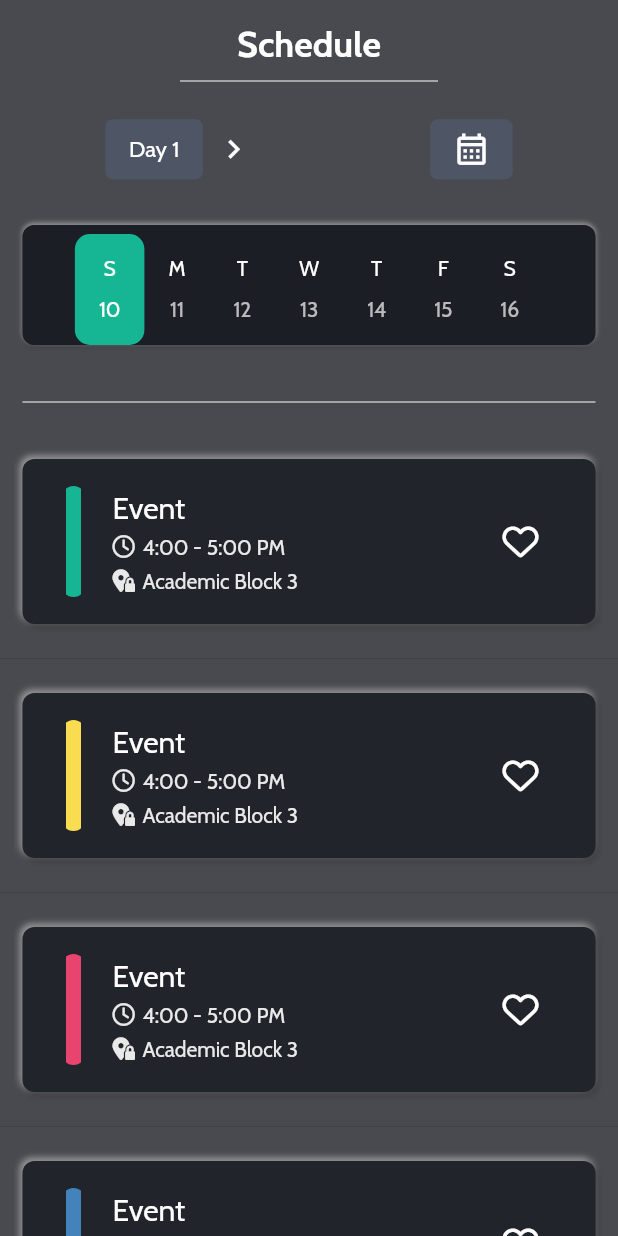
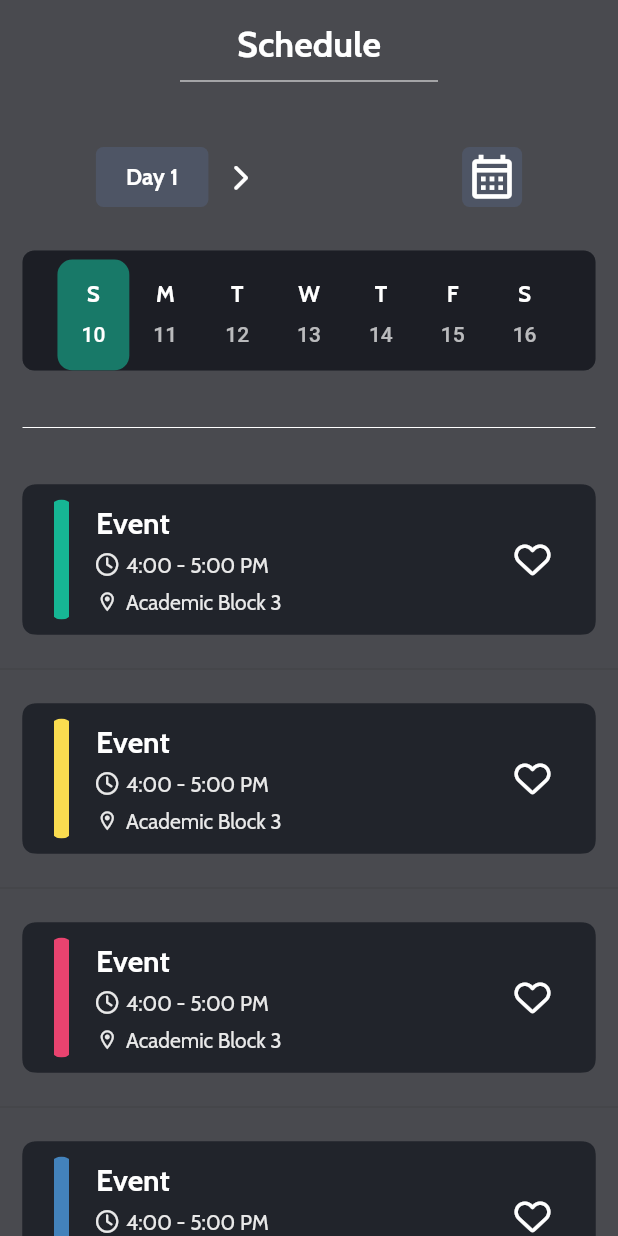
Before and after one commit to geekyprawins/Revels-22-AppDev-Tasks, a Flutter app: the screen it shows after launch, on a phone screen of 412 x 824 dp. Run offline on Flutter 3.47's test engine with Material 2 defaults, Android fonts, the phone set to English and light mode, and no system bars; drawn by our look-alikes of flutter_neumorphic; our stand-ins replace flutter_lorem, font_awesome_flutter, google_fonts.

Commit message:
changes made

```diff
--- a/schedule_screen/lib/event_tile.dart
+++ b/schedule_screen/lib/event_tile.dart
@@ -1,5 +1,6 @@
 import 'package:flutter_neumorphic/flutter_neumorphic.dart';
 import 'package:font_awesome_flutter/font_awesome_flutter.dart';
+import 'package:google_fonts/google_fonts.dart';
 
 class EventTile extends StatefulWidget {
   const EventTile({Key? key, required this.colorIndex}) : super(key: key);
@@ -36,7 +37,7 @@ class _EventTileState extends State<EventTile> {
   Widget build(BuildContext context) {
     return Container(
       width: MediaQuery.of(context).size.width * 0.85,
-      height: 110,
+      height: 100,
       decoration: const BoxDecoration(
         borderRadius: BorderRadius.all(
           Radius.circular(
@@ -48,8 +49,6 @@ class _EventTileState extends State<EventTile> {
       child: NeumorphicButton(
         pressed: isPressed,
         onPressed: press,
-        child: Padding(
-          padding: const EdgeInsets.all(8.0),
         child: Row(
           mainAxisAlignment: MainAxisAlignment.spaceBetween,
           children: [
@@ -68,53 +67,60 @@ class _EventTileState extends State<EventTile> {
                   ),
                 ),
                 const SizedBox(
-                    width: 18,
+                  width: 15,
                 ),
                 Column(
                   mainAxisAlignment: MainAxisAlignment.spaceAround,
                   crossAxisAlignment: CrossAxisAlignment.start,
                   children: [
-                      const Text(
+                    Text(
                       "Event",
-                        style: TextStyle(
+                      style: GoogleFonts.cabin(
+                        textStyle: const TextStyle(
                           color: Colors.white,
                           fontSize: 20,
+                          fontWeight: FontWeight.bold,
+                        ),
                       ),
                     ),
                     Row(
-                        children: const [
-                          FaIcon(
+                      children: [
+                        const FaIcon(
                           FontAwesomeIcons.clock,
                           color: Color(0xFFE9E9E9),
                           size: 15,
                         ),
-                          SizedBox(
+                        const SizedBox(
                           width: 5,
                         ),
                         Text(
                           "4:00 - 5:00 PM",
-                            style: TextStyle(
+                          style: GoogleFonts.cabin(
+                            textStyle: const TextStyle(
                               color: Color(0xFFE9E9E9),
                               fontSize: 14,
+                            ),
                           ),
                         ),
                       ],
                     ),
                     Row(
-                        children: const [
-                          FaIcon(
-                            FontAwesomeIcons.locationPinLock,
+                      children: [
+                        const FaIcon(
+                          Icons.location_on_outlined,
                           color: Color(0xFFE9E9E9),
                           size: 15,
                         ),
-                          SizedBox(
+                        const SizedBox(
                           width: 5,
                         ),
                         Text(
                           "Academic Block 3",
-                            style: TextStyle(
+                          style: GoogleFonts.cabin(
+                            textStyle: const TextStyle(
                               color: Color(0xFFE9E9E9),
                               fontSize: 14,
+                            ),
                           ),
                         ),
                       ],
@@ -137,10 +143,9 @@ class _EventTileState extends State<EventTile> {
             ),
           ],
         ),
-        ),
         style: const NeumorphicStyle(
-          intensity: 0.5,
-          depth: 3,
+          intensity: 0,
+          depth: 1,
           color: Color(0xFF21242B),
           lightSource: LightSource.topLeft,
         ),
--- a/schedule_screen/lib/main.dart
+++ b/schedule_screen/lib/main.dart
@@ -16,7 +16,7 @@ class MyApp extends StatelessWidget {
       title: 'Schedule',
       home: const ScheduleScreen(),
       theme: ThemeData(
-        fontFamily: "Cabin",
+        // fontFamily: "Cabin",
         splashColor: const Color(0xFF576075),
       ),
     );
--- a/schedule_screen/lib/schedule_screen.dart
+++ b/schedule_screen/lib/schedule_screen.dart
@@ -1,4 +1,6 @@
 import 'package:flutter_neumorphic/flutter_neumorphic.dart';
+import 'package:font_awesome_flutter/font_awesome_flutter.dart';
+import 'package:google_fonts/google_fonts.dart';
 
 import 'events_list.dart';
 
@@ -23,18 +25,20 @@ class _ScheduleScreenState extends State<ScheduleScreen> {
           child: SafeArea(
             child: Column(
               children: [
-                const Padding(
-                  padding: EdgeInsets.only(
+                Padding(
+                  padding: const EdgeInsets.only(
                     left: 15.0,
                     top: 15.0,
                     right: 15.0,
                   ),
                   child: Text(
                     "Schedule",
-                    style: TextStyle(
+                    style: GoogleFonts.cabin(
+                      textStyle: const TextStyle(
                         fontWeight: FontWeight.w700,
                         fontSize: 24,
                         color: Colors.white,
+                      ),
                     ),
                   ),
                 ),
@@ -45,19 +49,26 @@ class _ScheduleScreenState extends State<ScheduleScreen> {
                   height: 20,
                 ),
                 Padding(
-                  padding: const EdgeInsets.all(15.0),
+                  padding: const EdgeInsets.only(
+                    top: 30,
+                    bottom: 10,
+                  ),
                   child: Row(
                     mainAxisAlignment: MainAxisAlignment.spaceAround,
                     children: [
                       Row(
+                        mainAxisAlignment: MainAxisAlignment.spaceEvenly,
                         children: [
                           Container(
-                            child: const Center(
+                            child: Center(
                               child: Text(
                                 "Day 1",
-                                style: TextStyle(
+                                style: GoogleFonts.cabin(
+                                  textStyle: const TextStyle(
                                     color: Colors.white,
                                     fontSize: 15,
+                                    fontWeight: FontWeight.bold,
+                                  ),
                                 ),
                               ),
                             ),
@@ -67,15 +78,15 @@ class _ScheduleScreenState extends State<ScheduleScreen> {
                                 Radius.circular(5),
                               ),
                             ),
-                            width: 65,
+                            width: 75,
                             height: 40,
                           ),
                           const Padding(
-                            padding: EdgeInsets.all(8.0),
-                            child: Icon(
-                              Icons.chevron_right,
+                            padding: EdgeInsets.all(15.0),
+                            child: FaIcon(
+                              FontAwesomeIcons.chevronRight,
                               color: Colors.white,
-                              size: 25,
+                              size: 18,
                             ),
                           ),
                         ],
@@ -91,10 +102,10 @@ class _ScheduleScreenState extends State<ScheduleScreen> {
                           child: Icon(
                             Icons.calendar_month_outlined,
                             color: Colors.white,
-                            size: 25,
+                            size: 35,
                           ),
                         ),
-                        width: 55,
+                        width: 40,
                         height: 40,
                       ),
                     ],
@@ -106,8 +117,8 @@ class _ScheduleScreenState extends State<ScheduleScreen> {
                     height: 80,
                     child: Neumorphic(
                       style: const NeumorphicStyle(
-                        intensity: 0.5,
-                        depth: 2,
+                        intensity: 0,
+                        depth: 1,
                         color: Color(0xFF21242B),
                         lightSource: LightSource.top,
                       ),
@@ -115,80 +126,39 @@ class _ScheduleScreenState extends State<ScheduleScreen> {
                         backgroundColor:
                             const Color(0xFF1B1D23).withOpacity(0.8),
                         elevation: 0,
-                        bottom: const TabBar(
+                        bottom: TabBar(
                           isScrollable: true,
                           indicator: BoxDecoration(
-                            color: Color(0xFF16B694),
-                            borderRadius: BorderRadius.all(
+                            color: const Color(0xFF16B694).withOpacity(0.6),
+                            borderRadius: const BorderRadius.all(
                               Radius.circular(10),
                             ),
                           ),
-                          tabs: [
-                            Tab(
-                              text: "10",
+                          tabs: List<Tab>.generate(7, (index) {
+                            final Map<int, String> days = {
+                              10: "S",
+                              11: "M",
+                              12: "T",
+                              13: "W",
+                              14: "T",
+                              15: "F",
+                              16: "S",
+                            };
+                            return Tab(
+                              text: (index + 10).toString(),
                               icon: Text(
-                                "S",
-                                style: TextStyle(
+                                days[index + 10].toString(),
+                                style: GoogleFonts.cabin(
+                                  textStyle: const TextStyle(
                                     color: Colors.white,
+                                    fontSize: 15,
+                                    fontWeight: FontWeight.bold,
+                                  ),
                                 ),
                               ),
                               // icon: ,
-                            ),
-                            Tab(
-                              text: "11",
-                              icon: Text(
-                                "M",
-                                style: TextStyle(
-                                  color: Colors.white,
-                                ),
-                              ),
-                            ),
-                            Tab(
-                              text: "12",
-                              icon: Text(
-                                "T",
-                                style: TextStyle(
-                                  color: Colors.white,
-                                ),
-                              ),
-                            ),
-                            Tab(
-                              text: "13",
-                              icon: Text(
-                                "W",
-                                style: TextStyle(
-                                  color: Colors.white,
-                                ),
-                              ),
-                            ),
-                            Tab(
-                              text: "14",
-                              icon: Text(
-                                "T",
-                                style: TextStyle(
-                                  color: Colors.white,
-                                ),
-                              ),
-                            ),
-                            Tab(
-                              text: "15",
-                              icon: Text(
-                                "F",
-                                style: TextStyle(
-                                  color: Colors.white,
-                                ),
-                              ),
-                            ),
-                            Tab(
-                              text: "16",
-                              icon: Text(
-                                "S",
-                                style: TextStyle(
-                                  color: Colors.white,
-                                ),
-                              ),
-                            ),
-                          ],
+                            );
+                          }),
                         ),
                       ),
                     ),
--- a/schedule_screen/pubspec.yaml
+++ b/schedule_screen/pubspec.yaml
@@ -36,6 +36,7 @@ dependencies:
   cupertino_icons: ^1.0.2
   flutter_neumorphic: ^3.2.0
   font_awesome_flutter: ^10.1.0
+  google_fonts: ^2.3.1
 
 dev_dependencies:
   flutter_test:
```
Also changed, not shown: schedule_screen/pubspec.lock. Lines whose indentation alone changed are shown as unchanged.
